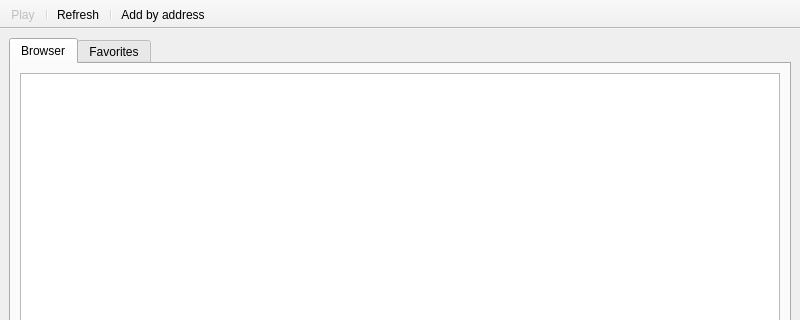
First picture: the form in files/tes3mp/ui/Main.ui, repository FakeSalamander/TES3MP-mumble, before the edit; both pictures show x 0 to 800 and y 0 to 320 of the 800 by 600 pixel window.
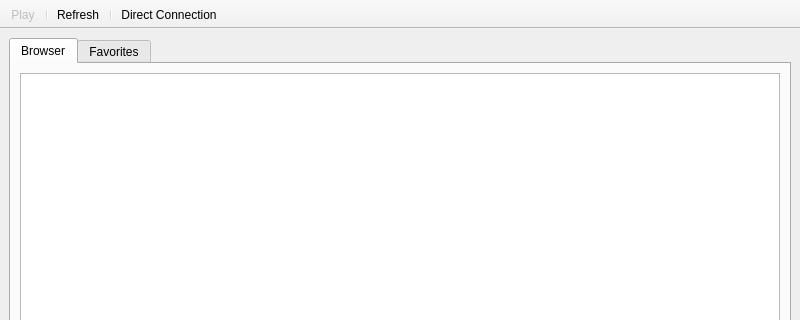
Second picture: the form after the edit.

Commit message: Renamed button to Direct Connection

```diff
--- a/files/tes3mp/ui/Main.ui
+++ b/files/tes3mp/ui/Main.ui
@@ -249,7 +249,7 @@
   </action>
   <action name="actionAdd_by_IP">
    <property name="text">
-    <string>Add by address</string>
+    <string>Direct Connection</string>
    </property>
   </action>
  </widget>
```
The commit also changes 1 other file.
